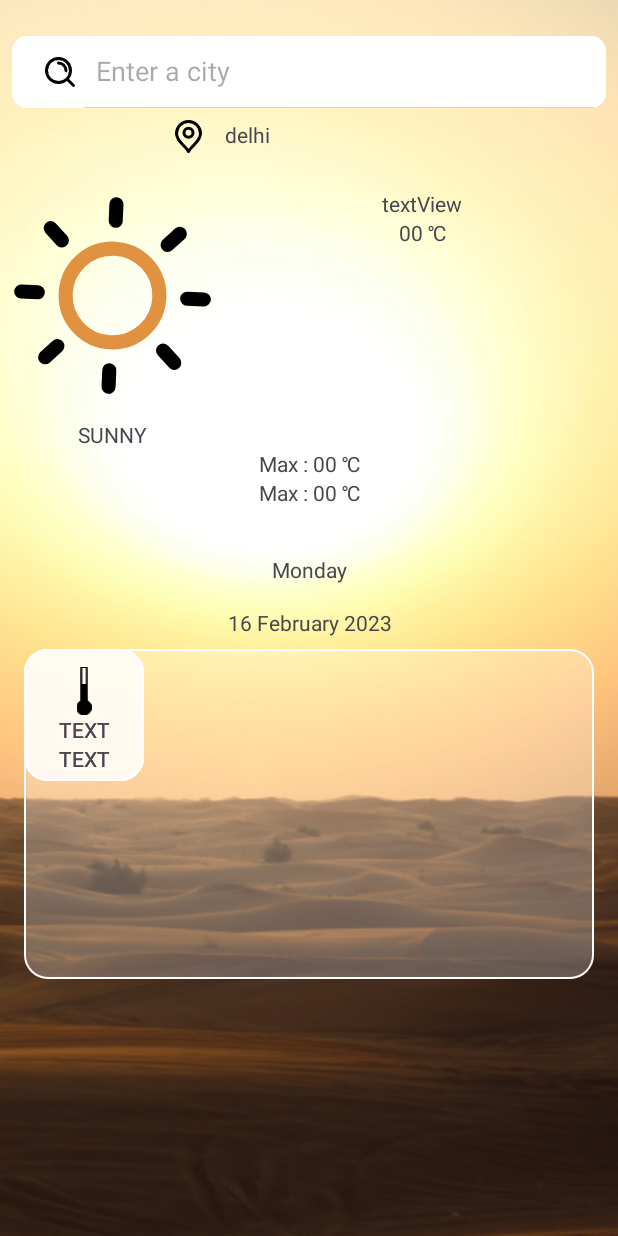
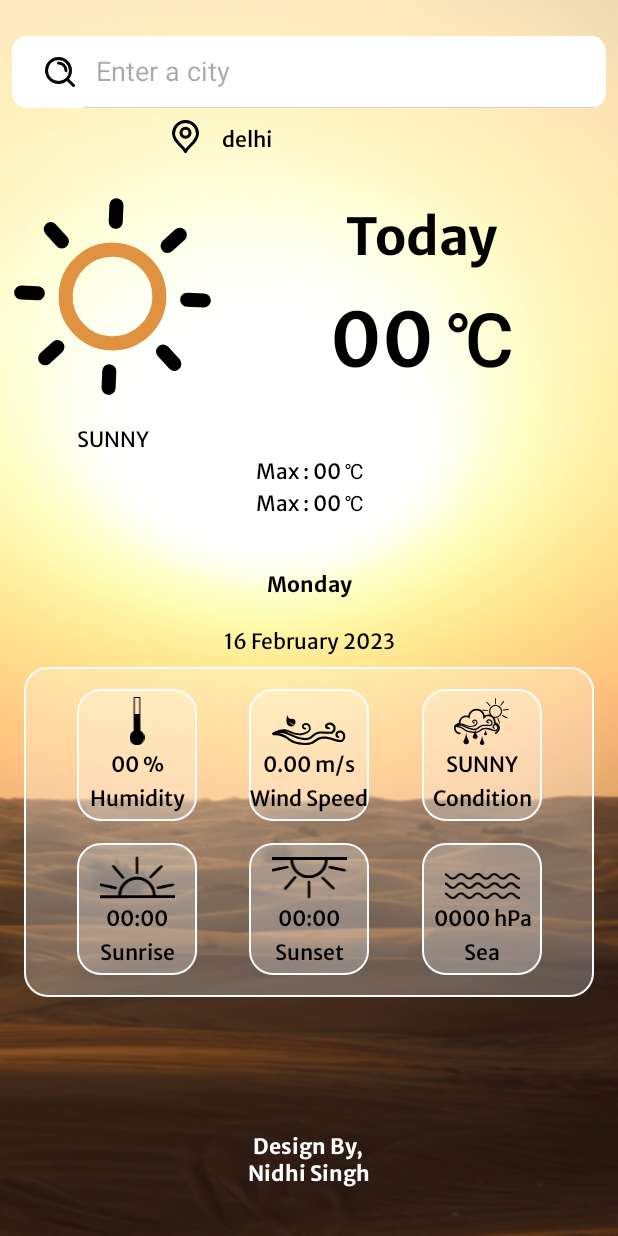
Before and after one commit to nidhisingh16/Weather-Android-App-Kotlin, an Android app: the screen it shows after launch (MainActivity), on a phone screen of 412 x 824 dp. Run offline under Robolectric (Android 15) with nearby library versions, the phone set to English and light mode, and no system bars.

Commit message:
Complete activity_main.xml

```diff
--- a/app/src/main/res/layout/activity_main.xml
+++ b/app/src/main/res/layout/activity_main.xml
@@ -27,13 +27,15 @@
         android:layout_height="wrap_content"
         android:layout_marginTop="8dp"
         android:drawableLeft="@drawable/location"
+        android:fontFamily="@font/merriweathersans_medium"
         android:drawablePadding="15dp"
         android:layout_marginEnd="116dp"
         android:text="delhi"
+        android:textColor="@color/black"
         app:layout_constraintEnd_toEndOf="@id/SV"
         app:layout_constraintTop_toBottomOf="@+id/SV"
         app:layout_constraintStart_toStartOf="@id/SV"
-        android:id="@+id/TV1"/>
+        android:id="@+id/location"/>
 
     <com.airbnb.lottie.LottieAnimationView
         android:id="@+id/animation"
@@ -44,22 +46,28 @@
         app:lottie_loop="true"
         app:lottie_rawRes="@raw/sun"
         app:layout_constraintStart_toStartOf="parent"
-        app:layout_constraintTop_toBottomOf="@id/TV1"/>
+        app:layout_constraintTop_toBottomOf="@id/location"/>
 
     <TextView
         android:id="@+id/TV2"
         android:layout_width="wrap_content"
         android:layout_height="wrap_content"
         android:layout_marginTop="24dp"
-        android:text="textView"
+        android:text="Today"
+        android:fontFamily="@font/merriweathersans_bold"
+        android:textColor="@color/black"
+        android:textSize="34sp"
         app:layout_constraintEnd_toEndOf="parent"
         app:layout_constraintStart_toEndOf="@+id/animation"
-        app:layout_constraintTop_toBottomOf="@id/TV1"/>
+        app:layout_constraintTop_toBottomOf="@id/location"/>
     <TextView
-        android:id="@+id/TV3"
+        android:id="@+id/temp"
         android:layout_width="wrap_content"
         android:layout_height="wrap_content"
         android:text="00 ℃"
+        android:fontFamily="@font/merriweathersans_semibold"
+        android:textColor="@color/black"
+        android:textSize="50sp"
         app:layout_constraintEnd_toEndOf="@id/TV2"
         app:layout_constraintStart_toStartOf="@id/TV2"
         app:layout_constraintTop_toBottomOf="@id/TV2"
@@ -69,6 +77,8 @@
         android:layout_height="wrap_content"
         android:id="@+id/weather"
         android:text="sunny"
+        android:fontFamily="@font/merriweathersans_regular"
+        android:textColor="@color/black"
         android:textAllCaps="true"
         app:layout_constraintTop_toBottomOf="@id/animation"
         app:layout_constraintStart_toStartOf="@id/animation"
@@ -79,6 +89,8 @@
         android:layout_height="wrap_content"
         android:id="@+id/maxi"
         android:text="Max : 00 ℃"
+        android:fontFamily="@font/merriweathersans_regular"
+        android:textColor="@color/black"
         app:layout_constraintTop_toBottomOf="@id/weather"
         app:layout_constraintStart_toStartOf="parent"
         app:layout_constraintEnd_toEndOf="parent"/>
@@ -87,6 +99,8 @@
         android:layout_height="wrap_content"
         android:id="@+id/mini"
         android:text="Max : 00 ℃"
+        android:fontFamily="@font/merriweathersans_regular"
+        android:textColor="@color/black"
         app:layout_constraintTop_toBottomOf="@id/maxi"
         app:layout_constraintStart_toStartOf="parent"
         app:layout_constraintEnd_toEndOf="parent"/>
@@ -95,6 +109,8 @@
         android:layout_height="wrap_content"
         android:id="@+id/day"
         android:text="Monday"
+        android:textColor="@color/black"
+        android:fontFamily="@font/merriweathersans_bold"
         app:layout_constraintTop_toBottomOf="@id/mini"
         app:layout_constraintStart_toStartOf="@id/mini"
         app:layout_constraintEnd_toEndOf="@id/mini"
@@ -103,12 +119,15 @@
         android:layout_width="wrap_content"
         android:layout_height="wrap_content"
         android:id="@+id/date"
+        android:fontFamily="@font/merriweathersans_regular"
         android:text="16 February 2023"
+        android:textColor="@color/black"
         app:layout_constraintTop_toBottomOf="@id/day"
         app:layout_constraintStart_toStartOf="@id/day"
         app:layout_constraintEnd_toEndOf="@id/day"
         android:layout_marginTop="16dp"/>
     <FrameLayout
+        android:id="@+id/framelayout"
         android:layout_width="match_parent"
         android:layout_height="220dp"
         app:layout_constraintTop_toBottomOf="@id/date"
@@ -121,13 +140,9 @@
         <androidx.constraintlayout.widget.ConstraintLayout
             android:layout_width="match_parent"
             android:layout_height="match_parent">
-            <androidx.constraintlayout.helper.widget.Flow
-                android:layout_width="match_parent"
-                android:layout_height="match_parent">
-
-            </androidx.constraintlayout.helper.widget.Flow>
 
             <LinearLayout
+                android:id="@+id/ll1"
                 android:layout_width="80dp"
                 android:layout_height="88dp"
                 android:background="@drawable/backgroundshape"
@@ -143,17 +158,23 @@
                     android:layout_width="match_parent"
                     android:layout_height="wrap_content"
                     android:gravity="center"
-                    android:text="TEXT" />
+                    android:text="00 %"
+                    android:fontFamily="@font/merriweathersans_medium"
+                    android:textColor="@color/black"
+                    android:id="@+id/humidity"/>
 
                 <TextView
                     android:layout_width="match_parent"
                     android:layout_height="wrap_content"
                     android:gravity="center"
-                    android:text="TEXT"
+                    android:fontFamily="@font/merriweathersans_medium"
+                    android:text="Humidity"
+                    android:textColor="@color/black"
                     android:layout_marginBottom="5dp"/>
 
             </LinearLayout>
             <LinearLayout
+                android:id="@+id/ll2"
                 android:layout_width="80dp"
                 android:layout_height="88dp"
                 android:background="@drawable/backgroundshape"
@@ -163,23 +184,29 @@
                 <ImageView
                     android:layout_width="match_parent"
                     android:layout_height="wrap_content"
-                    android:src="@drawable/humidity" />
+                    android:src="@drawable/wind" />
+
+                <TextView
+                    android:layout_width="match_parent"
+                    android:layout_height="wrap_content"
+                    android:fontFamily="@font/merriweathersans_medium"
+                    android:gravity="center"
+                    android:text="0.00 m/s"
+                    android:textColor="@color/black"
+                    android:id="@+id/windspeed"/>
 
                 <TextView
                     android:layout_width="match_parent"
                     android:layout_height="wrap_content"
                     android:gravity="center"
-                    android:text="TEXT" />
-
-                <TextView
-                    android:layout_width="match_parent"
-                    android:layout_height="wrap_content"
-                    android:gravity="center"
-                    android:text="TEXT"
+                    android:fontFamily="@font/merriweathersans_medium"
+                    android:text="Wind Speed"
+                    android:textColor="@color/black"
                     android:layout_marginBottom="5dp"/>
 
             </LinearLayout>
             <LinearLayout
+                android:id="@+id/ll3"
                 android:layout_width="80dp"
                 android:layout_height="88dp"
                 android:background="@drawable/backgroundshape"
@@ -189,23 +216,30 @@
                 <ImageView
                     android:layout_width="match_parent"
                     android:layout_height="wrap_content"
-                    android:src="@drawable/humidity" />
+                    android:src="@drawable/conditions" />
 
                 <TextView
                     android:layout_width="match_parent"
                     android:layout_height="wrap_content"
                     android:gravity="center"
-                    android:text="TEXT" />
+                    android:text="Sunny"
+                    android:textAllCaps="true"
+                    android:fontFamily="@font/merriweathersans_medium"
+                    android:textColor="@color/black"
+                    android:id="@+id/conditions"/>
 
                 <TextView
                     android:layout_width="match_parent"
                     android:layout_height="wrap_content"
                     android:gravity="center"
-                    android:text="TEXT"
+                    android:text="Condition"
+                    android:fontFamily="@font/merriweathersans_medium"
+                    android:textColor="@color/black"
                     android:layout_marginBottom="5dp"/>
 
             </LinearLayout>
             <LinearLayout
+                android:id="@+id/ll4"
                 android:layout_width="80dp"
                 android:layout_height="88dp"
                 android:background="@drawable/backgroundshape"
@@ -215,23 +249,29 @@
                 <ImageView
                     android:layout_width="match_parent"
                     android:layout_height="wrap_content"
-                    android:src="@drawable/humidity" />
+                    android:src="@drawable/sunrise" />
 
                 <TextView
                     android:layout_width="match_parent"
                     android:layout_height="wrap_content"
+                    android:fontFamily="@font/merriweathersans_medium"
                     android:gravity="center"
-                    android:text="TEXT" />
+                    android:text="00:00"
+                    android:textColor="@color/black"
+                    android:id="@+id/sunrise"/>
 
                 <TextView
                     android:layout_width="match_parent"
                     android:layout_height="wrap_content"
+                    android:fontFamily="@font/merriweathersans_medium"
                     android:gravity="center"
-                    android:text="TEXT"
+                    android:text="Sunrise"
+                    android:textColor="@color/black"
                     android:layout_marginBottom="5dp"/>
 
             </LinearLayout>
             <LinearLayout
+                android:id="@+id/ll5"
                 android:layout_width="80dp"
                 android:layout_height="88dp"
                 android:background="@drawable/backgroundshape"
@@ -241,23 +281,29 @@
                 <ImageView
                     android:layout_width="match_parent"
                     android:layout_height="wrap_content"
-                    android:src="@drawable/humidity" />
+                    android:src="@drawable/sunset" />
 
                 <TextView
                     android:layout_width="match_parent"
                     android:layout_height="wrap_content"
+                    android:fontFamily="@font/merriweathersans_medium"
                     android:gravity="center"
-                    android:text="TEXT" />
+                    android:text="00:00"
+                    android:textColor="@color/black"
+                    android:id="@+id/sunset"/>
 
                 <TextView
                     android:layout_width="match_parent"
                     android:layout_height="wrap_content"
+                    android:fontFamily="@font/merriweathersans_medium"
                     android:gravity="center"
-                    android:text="TEXT"
+                    android:text="Sunset"
+                    android:textColor="@color/black"
                     android:layout_marginBottom="5dp"/>
 
             </LinearLayout>
             <LinearLayout
+                android:id="@+id/ll6"
                 android:layout_width="80dp"
                 android:layout_height="88dp"
                 android:background="@drawable/backgroundshape"
@@ -267,25 +313,55 @@
                 <ImageView
                     android:layout_width="match_parent"
                     android:layout_height="wrap_content"
-                    android:src="@drawable/humidity" />
+                    android:src="@drawable/sea" />
 
                 <TextView
                     android:layout_width="match_parent"
                     android:layout_height="wrap_content"
+                    android:fontFamily="@font/merriweathersans_medium"
                     android:gravity="center"
-                    android:text="TEXT" />
+                    android:text="0000 hPa"
+                    android:textColor="@color/black"
+                    android:id="@+id/sea"/>
 
                 <TextView
                     android:layout_width="match_parent"
                     android:layout_height="wrap_content"
+                    android:layout_marginBottom="5dp"
+                    android:fontFamily="@font/merriweathersans_medium"
                     android:gravity="center"
-                    android:text="TEXT"
-                    android:layout_marginBottom="5dp"/>
+                    android:text="Sea"
+                    android:textColor="@color/black" />
 
             </LinearLayout>
+            <androidx.constraintlayout.helper.widget.Flow
+                android:layout_width="0dp"
+                android:layout_height="0dp"
+                android:id="@+id/flow"
+                android:orientation="horizontal"
+                app:constraint_referenced_ids="ll1,ll2,ll3,ll4,ll5,ll6"
+                app:flow_maxElementsWrap="3"
+                app:flow_wrapMode="chain"
+                app:layout_constraintBottom_toBottomOf="parent"
+                app:layout_constraintEnd_toEndOf="parent"
+                app:layout_constraintHorizontal_bias="0.0"
+                app:layout_constraintStart_toStartOf="parent"
+                app:layout_constraintTop_toTopOf="parent"
+                app:layout_constraintVertical_bias="0.0"/>
         </androidx.constraintlayout.widget.ConstraintLayout>
 
     </FrameLayout>
+    <TextView
+        android:layout_width="wrap_content"
+        android:layout_height="wrap_content"
+        android:text="Design By, \nNidhi Singh"
+        android:textAlignment="center"
+        android:fontFamily="@font/merriweathersans_bold"
+        android:textColor="@color/white"
+        app:layout_constraintEnd_toEndOf="@+id/framelayout"
+        app:layout_constraintStart_toStartOf="@+id/framelayout"
+        app:layout_constraintBottom_toBottomOf="parent"
+        android:layout_marginBottom="32dp"/>
 
 
 </androidx.constraintlayout.widget.ConstraintLayout>
```
